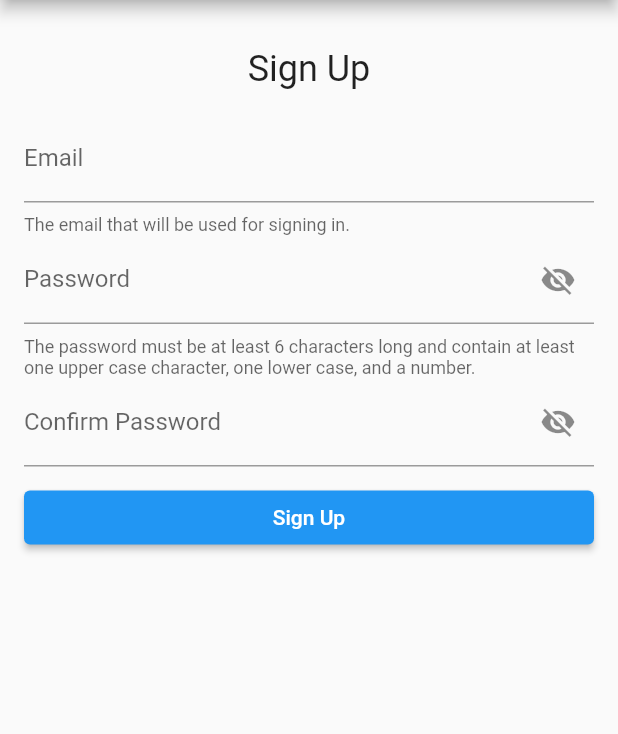
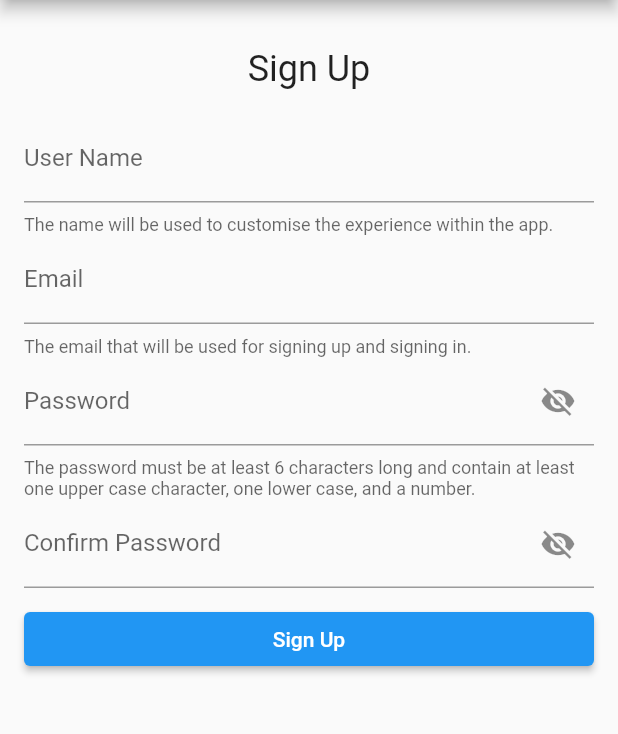
Before and after one commit to CaLouro/foodsaver-capstone, a Flutter app: the RegisterPage screen opened by its route, on a phone screen of 412 x 824 dp, the part 84-818 px from its top. Run offline on Flutter 3.47's test engine with Material 2 defaults, Android fonts, the phone set to English and light mode, and no system bars; drawn by our look-alikes of flutter_form_builder, rounded_loading_button; our stand-ins replace firebase_auth, firebase_core, form_builder_validators, get; accounts and stored records are empty.

Commit message:
Added display name to user sign up.

```diff
--- a/FoodSaverMobileApp/lib/application/controllers/register_controller.dart
+++ b/FoodSaverMobileApp/lib/application/controllers/register_controller.dart
@@ -39,8 +39,9 @@ class RegisterController extends GetxController {
   Future<void> _commitSignUp(Map<String, dynamic> values) {
     final email = values['email'];
     final password = values['password'];
+    final username = values['display-name'];
 
-    return Get.find<IAuthService>().signUp(email, password);
+    return Get.find<IAuthService>().signUp(email, password, username: username);
   }
 
   void _showButtonError() {
--- a/FoodSaverMobileApp/lib/view/pages/register_page.dart
+++ b/FoodSaverMobileApp/lib/view/pages/register_page.dart
@@ -7,6 +7,7 @@ import '../widgets/email_text_field.dart';
 import '../widgets/password_match_text_field.dart';
 import '../widgets/password_text_field.dart';
 import '../widgets/styled_rounded_loading_button.dart';
+import '../widgets/user_display_name_text_field.dart';
 
 class RegisterPage extends StatefulWidget {
   const RegisterPage({Key? key}) : super(key: key);
@@ -38,10 +39,18 @@ class _RegisterPageState extends State<RegisterPage> {
                 textAlign: TextAlign.center,
               ),
             ),
+            const UserDisplayNameTextField(
+              'display-name',
+              decoration: InputDecoration(
+                helperText: 'The name will be used to customise the '
+                    'experience within the app.',
+              ),
+            ),
             const EmailTextField(
               'email',
               decoration: InputDecoration(
-                helperText: 'The email that will be used for signing in.',
+                helperText: 'The email that will be used for signing up and '
+                    'signing in.',
               ),
             ),
             const PasswordTextField(
--- /dev/null
+++ b/FoodSaverMobileApp/lib/view/widgets/user_display_name_text_field.dart
@@ -0,0 +1,31 @@
+import 'package:flutter/material.dart';
+import 'package:flutter_form_builder/flutter_form_builder.dart';
+import 'package:form_builder_validators/form_builder_validators.dart';
+
+class UserDisplayNameTextField extends StatelessWidget {
+  final String name;
+  final InputDecoration decoration;
+
+  const UserDisplayNameTextField(
+    this.name, {
+    Key? key,
+    this.decoration = const InputDecoration(),
+  }) : super(key: key);
+
+  @override
+  Widget build(BuildContext context) {
+    return FormBuilderTextField(
+      name: name,
+      decoration: decoration.copyWith(
+        labelText: 'User Name',
+        errorMaxLines: 2,
+        helperMaxLines: 3,
+      ),
+      validator: FormBuilderValidators.required(
+        errorText: 'Please provide an user name.',
+      ),
+      keyboardType: TextInputType.emailAddress,
+      autocorrect: true,
+    );
+  }
+}
```
